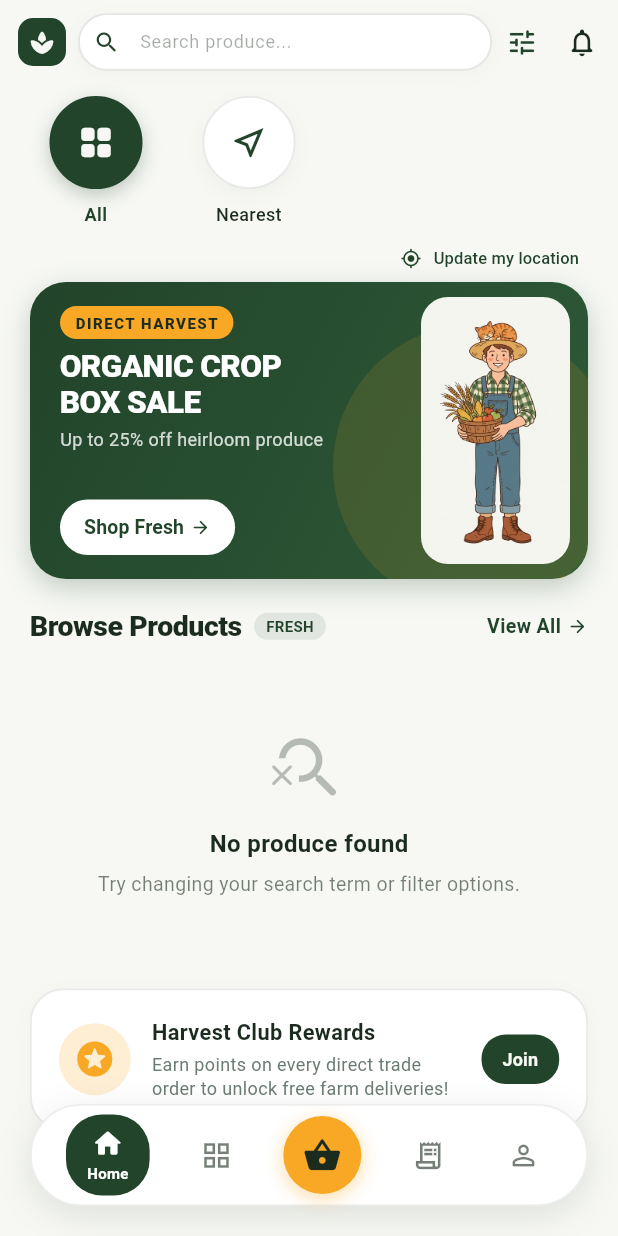
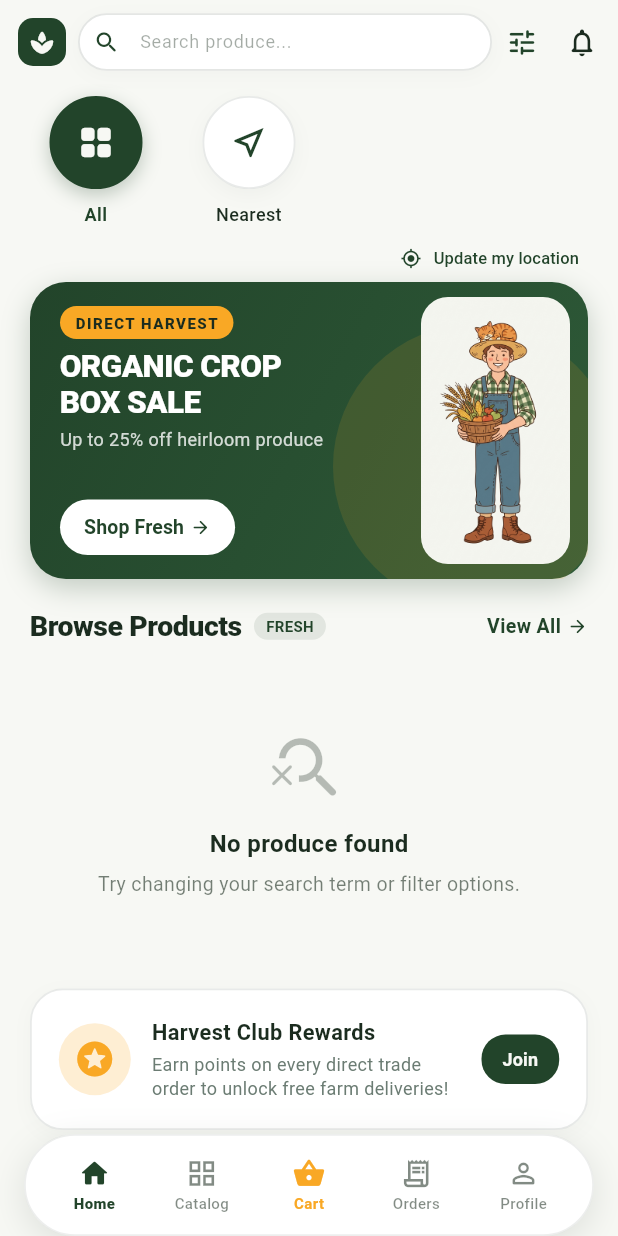
Before and after one commit to TheSillyRat/Harvest_Hub, a Flutter app: the screen it shows once a user with an empty profile is signed in, on a phone screen of 412 x 824 dp. Run offline on Flutter 3.47's test engine with Material 3 defaults, Android fonts, the phone set to English and light mode, and no system bars; our stand-ins replace cached_network_image, cloud_firestore, firebase_auth, firebase_core, geolocator, shared_preferences; accounts and stored records are empty.

Commit message:
Fix bottom navigation layout with keyboard open

```diff
--- a/apps/customer_app/lib/main.dart
+++ b/apps/customer_app/lib/main.dart
@@ -512,6 +512,7 @@ class CustomerHomeScreen extends StatefulWidget {
 
 class _CustomerHomeScreenState extends State<CustomerHomeScreen> {
   int _currentIndex = 0;
+  bool _filterOpen = false;
 
   @override
   Widget build(BuildContext context) {
@@ -525,6 +526,11 @@ class _CustomerHomeScreenState extends State<CustomerHomeScreen> {
         onOpenCart: () => setState(() => _currentIndex = 2),
         onOpenOrders: () => setState(() => _currentIndex = 3),
         onOpenProfile: () => setState(() => _currentIndex = 4),
+        onFilterVisible: (open) {
+          if (_filterOpen == open) return;
+          setState(() => _filterOpen = open);
+        },
+        onOpenCatalog: () => setState(() => _currentIndex = 1),
       ),
       CustomerCartSheet(
         onOrderPlaced: () => setState(() => _currentIndex = 3),
@@ -533,21 +539,38 @@ class _CustomerHomeScreenState extends State<CustomerHomeScreen> {
       _buildProfileScreen(user, authController),
     ];
 
-    return Scaffold(
+    final keyboardOpen = MediaQuery.viewInsetsOf(context).bottom > 0;
+    final systemBottom = MediaQuery.viewPaddingOf(context).bottom;
+    return GestureDetector(
+      onTap: () => FocusManager.instance.primaryFocus?.unfocus(),
+      behavior: HitTestBehavior.translucent,
+      child: Scaffold(
       backgroundColor: HhColors.bg,
+      resizeToAvoidBottomInset: false,
       body: Stack(
         children: [
           IndexedStack(
             index: _currentIndex <= 1 ? 0 : _currentIndex - 1,
             children: screens,
           ),
+          if (!_filterOpen && !keyboardOpen)
             Positioned(
-            left: 20,
-            right: 20,
-            bottom: 20,
+              left: 0,
+              right: 0,
+              bottom: 0,
+              child: Column(
+                mainAxisSize: MainAxisSize.min,
+                children: [
+                  Padding(
+                    padding: const EdgeInsets.symmetric(horizontal: 16),
                     child: _buildFloatingBottomNav(cart),
                   ),
-        ],
+                  Container(height: systemBottom, color: Colors.black),
+                ],
+              ),
+            ),
+        ],
+      ),
     ),
     );
   }
@@ -577,53 +600,88 @@ class _CustomerHomeScreenState extends State<CustomerHomeScreen> {
           _buildNavItem(0, Icons.home_rounded, Icons.home_outlined, 'Home'),
           _buildNavItem(
               1, Icons.grid_view_rounded, Icons.grid_view_outlined, 'Catalog'),
-          GestureDetector(
+          _buildCartItem(cart),
+          _buildNavItem(
+              3, Icons.receipt_long_rounded, Icons.receipt_long_outlined, 'Orders'),
+          _buildNavItem(
+              4, Icons.person_rounded, Icons.person_outline_rounded, 'Profile'),
+        ],
+      ),
+    );
+  }
+
+  Widget _buildNavItem(
+      int index, IconData activeIcon, IconData inactiveIcon, String label) {
+    final isSelected = _currentIndex == index;
+
+    final color = isSelected ? HhColors.primary : HhColors.text.withValues(alpha: 0.55);
+    return GestureDetector(
+      onTap: () => setState(() => _currentIndex = index),
+      behavior: HitTestBehavior.opaque,
+      child: SizedBox(
+        width: 58,
+        child: Column(
+          mainAxisSize: MainAxisSize.min,
+          children: [
+            Icon(
+              isSelected ? activeIcon : inactiveIcon,
+              color: color,
+              size: 22,
+              weight: isSelected ? 700 : 400,
+            ),
+            const SizedBox(height: 2),
+            Text(
+              label,
+              maxLines: 1,
+              overflow: TextOverflow.ellipsis,
+              style: TextStyle(
+                color: color,
+                fontSize: 10,
+                fontWeight: isSelected ? FontWeight.w800 : FontWeight.w500,
+              ),
+            ),
+          ],
+        ),
+      ),
+    );
+  }
+
+  Widget _buildCartItem(CartController cart) {
+    final selected = _currentIndex == 2;
+    return GestureDetector(
       onTap: () => setState(() => _currentIndex = 2),
-            child: Container(
-              width: 52,
-              height: 52,
-              decoration: BoxDecoration(
-                shape: BoxShape.circle,
-                color: _currentIndex == 2 ? HhColors.primary : HhColors.accent,
-                boxShadow: [
-                  BoxShadow(
-                    color: (_currentIndex == 2
-                            ? HhColors.primary
-                            : HhColors.accent)
-                        .withValues(alpha: 0.4),
-                    blurRadius: 10,
-                    offset: const Offset(0, 3),
-                  ),
-                ],
-              ),
-              child: Stack(
+      behavior: HitTestBehavior.opaque,
+      child: SizedBox(
+        width: 58,
+        child: Column(
+          mainAxisSize: MainAxisSize.min,
+          children: [
+            Stack(
+              clipBehavior: Clip.none,
               alignment: Alignment.center,
               children: [
                 Icon(
                   Icons.shopping_basket_rounded,
-                    color: _currentIndex == 2 ? Colors.white : HhColors.text,
-                    size: 26,
+                  color: selected ? HhColors.primary : HhColors.accent,
+                  size: 22,
                 ),
                 if (cart.quantity > 0)
                   Positioned(
-                      top: 6,
-                      right: 6,
+                    top: -6,
+                    right: -8,
                     child: Container(
-                        padding: const EdgeInsets.all(4),
+                      padding: const EdgeInsets.all(3),
                       decoration: const BoxDecoration(
                         color: HhColors.danger,
                         shape: BoxShape.circle,
                       ),
-                        constraints: const BoxConstraints(
-                          minWidth: 16,
-                          minHeight: 16,
-                        ),
+                      constraints: const BoxConstraints(minWidth: 14, minHeight: 14),
                       child: Text(
                         '${cart.quantity}',
                         textAlign: TextAlign.center,
                         style: const TextStyle(
                           color: Colors.white,
-                            fontSize: 9,
+                          fontSize: 8,
                           fontWeight: FontWeight.bold,
                         ),
                       ),
@@ -631,54 +689,15 @@ class _CustomerHomeScreenState extends State<CustomerHomeScreen> {
                   ),
               ],
             ),
-            ),
-          ),
-          _buildNavItem(
-              3, Icons.receipt_long_rounded, Icons.receipt_long_outlined, 'Orders'),
-          _buildNavItem(
-              4, Icons.person_rounded, Icons.person_outline_rounded, 'Profile'),
-        ],
-      ),
-    );
-  }
-
-  Widget _buildNavItem(
-      int index, IconData activeIcon, IconData inactiveIcon, String label) {
-    final isSelected = _currentIndex == index;
-
-    return GestureDetector(
-      onTap: () => setState(() => _currentIndex = index),
-      behavior: HitTestBehavior.opaque,
-      child: AnimatedContainer(
-        duration: const Duration(milliseconds: 220),
-        padding: isSelected
-            ? const EdgeInsets.symmetric(horizontal: 14, vertical: 8)
-            : const EdgeInsets.symmetric(horizontal: 8, vertical: 8),
-        decoration: BoxDecoration(
-          color: isSelected ? HhColors.primary : Colors.transparent,
-          borderRadius: BorderRadius.circular(24),
-        ),
-        child: Column(
-          mainAxisSize: MainAxisSize.min,
-          children: [
-            Icon(
-              isSelected ? activeIcon : inactiveIcon,
-              color: isSelected
-                  ? Colors.white
-                  : HhColors.text.withValues(alpha: 0.6),
-              size: 22,
-            ),
-            if (isSelected) ...[
             const SizedBox(height: 2),
             Text(
-                label,
-                style: const TextStyle(
-                  color: Colors.white,
+              'Cart',
+              style: TextStyle(
+                color: selected ? HhColors.primary : HhColors.accent,
                 fontSize: 10,
-                  fontWeight: FontWeight.w700,
-                ),
-              ),
-            ],
+                fontWeight: selected ? FontWeight.w800 : FontWeight.w600,
+              ),
+            ),
           ],
         ),
       ),
```
Lines whose indentation alone changed are shown as unchanged.
